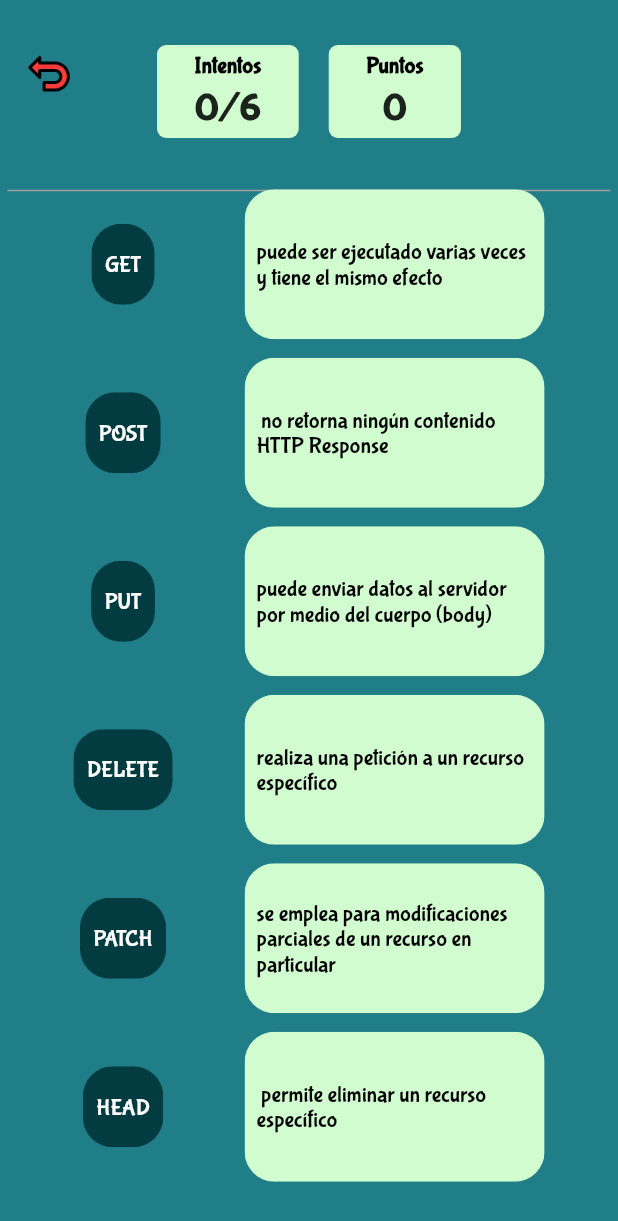
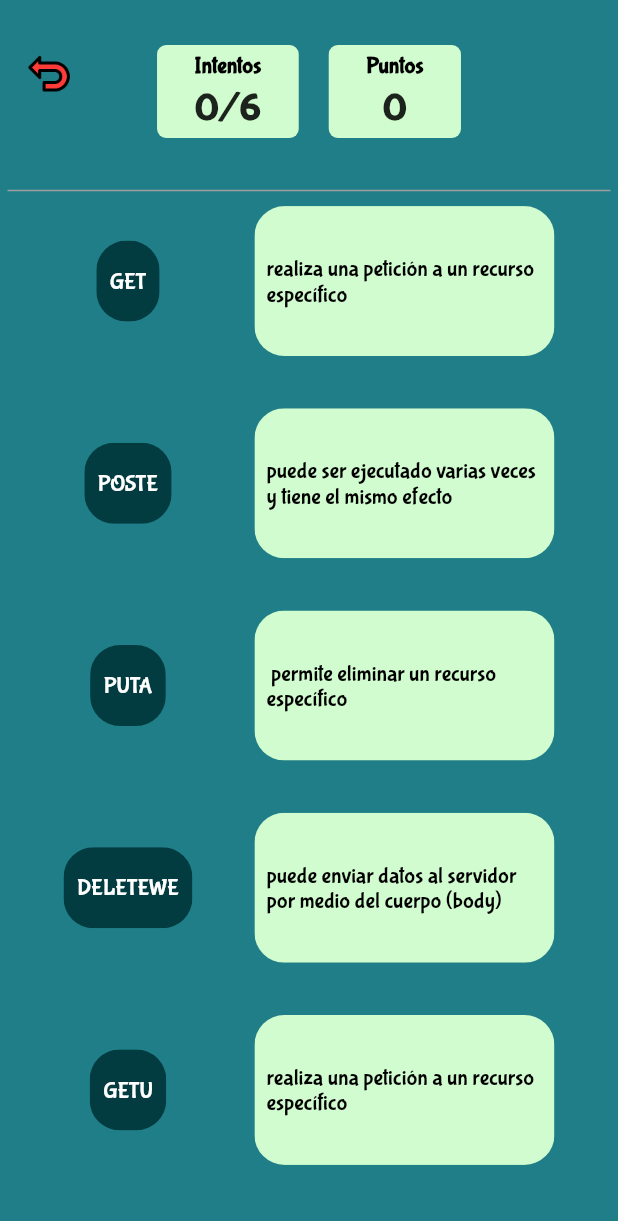
Before and after one commit to carlostic26/gamicolpaner, a Flutter app: the level4 screen opened directly, on a phone screen of 412 x 824 dp. Shown: the top 1221 px of the screen. Run offline on Flutter 3.47's test engine with Material 2 defaults, Android fonts, the phone set to English and light mode, and no system bars; our stand-ins replace cached_network_image, cloud_firestore, firebase_auth, firebase_core, flutter_neumorphic, fluttertoast and 2 more; missing offline and left inert: giff_dialog, soundpool; accounts and stored records are empty; network calls fail.

Commit message:
reparando intentos nivel 4

```diff
--- a/gamicolpaner/lib/vista/screens/niveles/level4/level4.dart
+++ b/gamicolpaner/lib/vista/screens/niveles/level4/level4.dart
@@ -46,11 +46,28 @@ class _level4State extends State<level4> {
     'PATCH':
         'se emplea para modificaciones parciales de un recurso en particular',
     'HEAD': ' no retorna ningún contenido HTTP Response',
-    'GET': 'realiza una petición a un recurso específico',
-    'POST': 'puede enviar datos al servidor por medio del cuerpo (body)',
-    'PUT': 'puede ser ejecutado varias veces y tiene el mismo efecto',
-    'DELETE': ' permite eliminar un recurso específico',
+    'GETU': 'realiza una petición a un recurso específico',
+    'POSTE': 'puede enviar datos al servidor por medio del cuerpo (body)',
+    'PUTA': 'puede ser ejecutado varias veces y tiene el mismo efecto',
+    'DELETEWE': ' permite eliminar un recurso específico',
   };
+
+  Map<String, String> sixChoices = {};
+
+  @override
+  void initState() {
+    super.initState();
+    _startCountdown();
+    final List<MapEntry<String, String>> choicesList = choices.entries
+        .map((entry) => MapEntry(entry.key.toString(), entry.value.toString()))
+        .toList();
+
+    final Random random = Random();
+    sixChoices = Map.fromEntries(List.generate(
+      6,
+      (_) => choicesList[random.nextInt(choicesList.length)],
+    ));
+  }
 
   int seed = 0;
 
@@ -94,22 +111,6 @@ class _level4State extends State<level4> {
   }
 
   int intentos = 0;
-
-  late Random random;
-  late List<String> allChoices;
-  late List<String> sixChoices;
-
-  @override
-  void initState() {
-    super.initState();
-    _startCountdown();
-    random = Random();
-    allChoices = choices.values.map((value) => value as String).toList();
-    sixChoices = List.generate(
-      6,
-      (_) => allChoices[random.nextInt(allChoices.length)],
-    );
-  }
 
   @override
   Widget build(BuildContext context) {
@@ -170,26 +171,6 @@ class _level4State extends State<level4> {
               ),
             ),
           ),
-          /*  //banner superior
-          Positioned(
-            top: -43,
-            child: Column(
-              children: [
-                Container(
-                  padding: const EdgeInsets.all(1.0),
-                  width: 160,
-                  height: 200,
-                  decoration: const BoxDecoration(
-                    image: DecorationImage(
-                      image:
-                          AssetImage("assets/games/general/bannerGamiDrop.png"),
-                    ),
-                  ),
-                ),
-              ],
-            ),
-          ),
- */
 
           Align(
             alignment: Alignment.topCenter,
@@ -217,7 +198,7 @@ class _level4State extends State<level4> {
                 Column(
                     mainAxisAlignment: MainAxisAlignment.spaceAround,
                     crossAxisAlignment: CrossAxisAlignment.center,
-                    children: choices.keys.map((conceptoAfirmacion) {
+                    children: sixChoices.keys.map((conceptoAfirmacion) {
                       return Draggable<String>(
                         data: conceptoAfirmacion,
                         feedback: ConceptoAfirmacion(
@@ -246,7 +227,7 @@ class _level4State extends State<level4> {
                 Column(
                   mainAxisAlignment: MainAxisAlignment.spaceAround,
                   crossAxisAlignment: CrossAxisAlignment.start,
-                  children: choices.keys
+                  children: sixChoices.keys
                       .map((conceptoAfirmacion) =>
                           _buildDragTarget(conceptoAfirmacion))
                       .toList()
@@ -291,7 +272,7 @@ class _level4State extends State<level4> {
                 height: 100,
                 width: 200,
                 child: Text(
-                  choices[conceptoAfirmacion],
+                  sixChoices[conceptoAfirmacion]!,
                   style: const TextStyle(
                       color: Colors.black,
                       fontSize: 15,
@@ -300,11 +281,6 @@ class _level4State extends State<level4> {
               ),
             );
           }
-        },
-        onMove: (details) {
-          setState(() {
-            intentos++;
-          });
         },
         onWillAccept: (data) => data == conceptoAfirmacion,
         onAccept: (data) {
```
